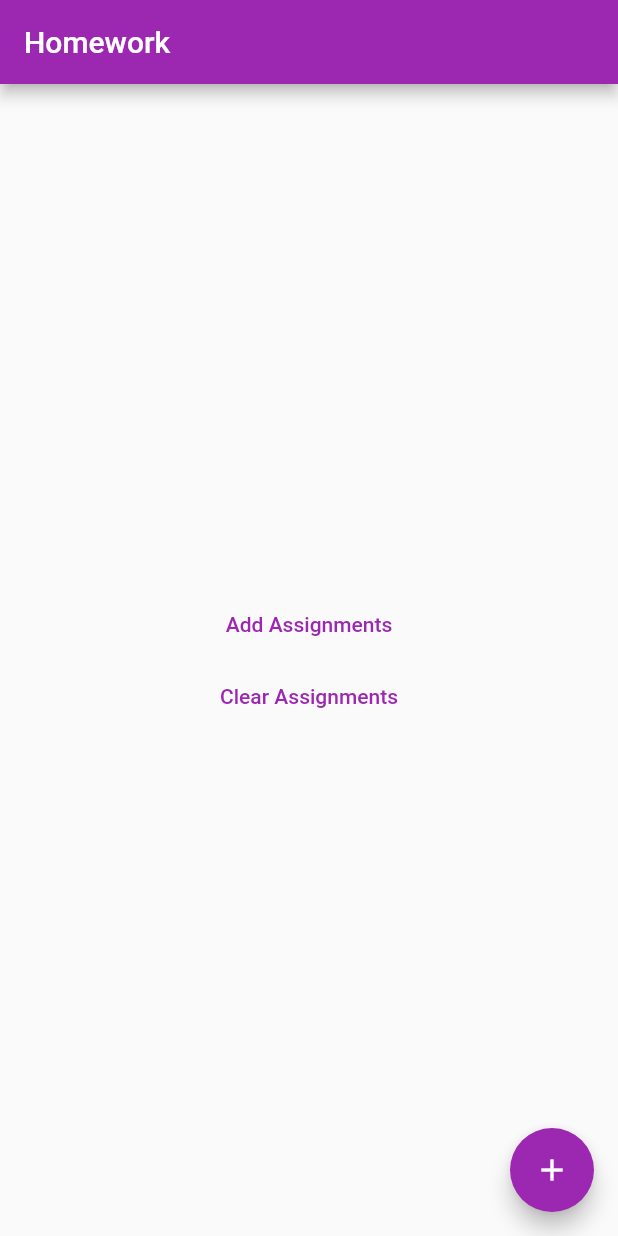
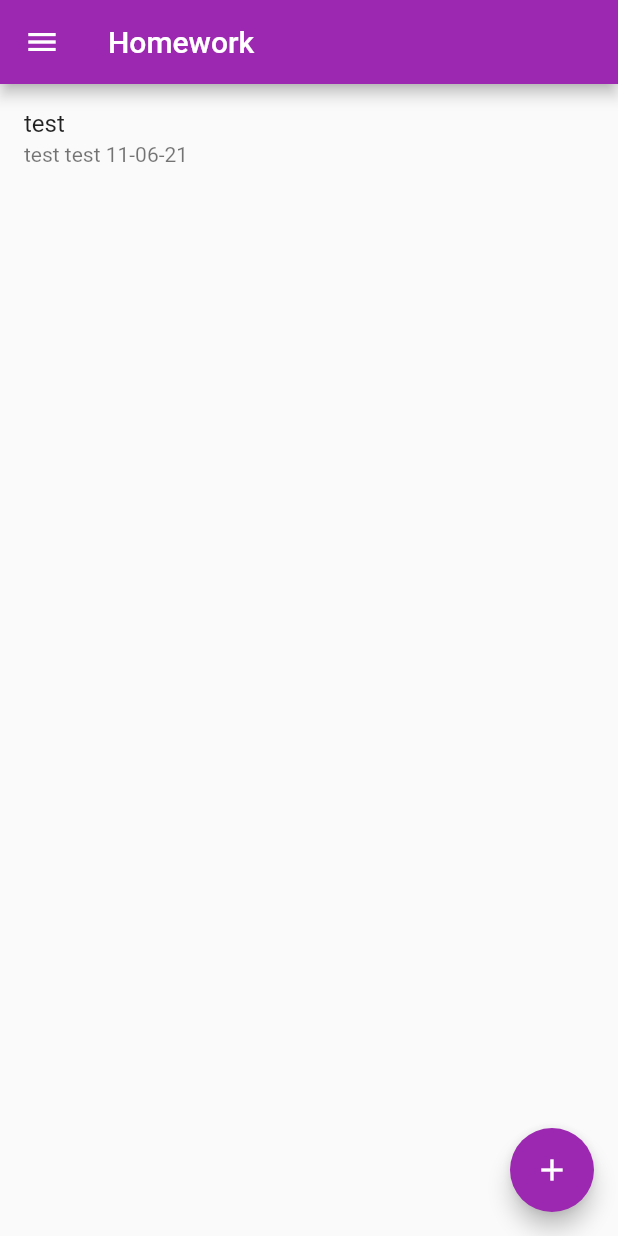
Before and after one commit to Drew-j-Smith/Study-Helper, a Flutter app: the screen it shows after launch, on a phone screen of 412 x 824 dp. Run offline on Flutter 3.47's test engine with Material 2 defaults, Android fonts, the phone set to English and light mode, and no system bars; our stand-ins replace email_validator, get_storage; missing offline and left inert: crypt.

Commit message:
Add hamburger menu and start building list

```diff
--- a/study_helper_frontend/lib/main.dart
+++ b/study_helper_frontend/lib/main.dart
@@ -108,39 +108,53 @@ class _AssignmentPageState extends State<AssignmentPage> {
       appBar: AppBar(
         title: Text(widget.title),
       ),
-      body: Column(
-        mainAxisAlignment: MainAxisAlignment.center,
-        children: [
-          Center(
-            child: Container(),
+      body: ListView.builder(
+          itemCount: _assignments.length,
+          itemBuilder: (context, index) {
+            final item = AssignmentListItem(_assignments[index]);
+            return ListTile(
+              title: item.buildTitle(context),
+              subtitle: item.buildSubtitle(context),
+            );
+          }),
+      drawer: Drawer(
+        child: ListView(padding: EdgeInsets.zero, children: [
+          const DrawerHeader(
+              decoration: BoxDecoration(color: Colors.purple),
+              child: Center(
+                  child: Text('Study Helper',
+                      style: TextStyle(fontSize: 40, color: Colors.white)))),
+          ListTile(
+            title: const Text('Homework'),
+            onTap: () {
+              Navigator.pop(context);
+            },
           ),
-          TextButton(
-            onPressed: () {
-              final task = Assignment(
-                  name: 'test',
-                  course: 'test',
-                  date: DateTime.now(),
-                  type: 'test');
-
-              addAndStoreAssignment(task);
-            },
-            child: Text('Add Assignments'),
-          ),
-          TextButton(
-            onPressed: () {
-              clearAssignments();
-            },
-            child: Text('Clear Assignments'),
-          ),
-        ],
+          ListTile(
+              title: const Text('Login'),
+              onTap: () {
+                Navigator.push(
+                    context,
+                    MaterialPageRoute(
+                        builder: (context) => const LoginPage(title: 'Login')));
+              }),
+          ListTile(
+              title: const Text('Create Account'),
+              onTap: () {
+                Navigator.push(
+                    context,
+                    MaterialPageRoute(
+                        builder: (context) =>
+                            const CreateAccountPage(title: 'Create Account')));
+              }),
+        ]),
       ),
       floatingActionButton: FloatingActionButton(
         onPressed: () {
-          Navigator.push(
-              context,
-              MaterialPageRoute(
-                  builder: (context) =>
-                      const CreateAccountPage(title: 'Create Account')));
+          final task = Assignment(
+              name: 'test', course: 'test', date: DateTime.now(), type: 'test');
+
+          addAndStoreAssignment(task);
         },
         tooltip: 'Add Homework',
         child: const Icon(Icons.add),
@@ -161,8 +175,6 @@ class Assignment {
   final String name;
   final String course;
   final String type;
-
-  final DateFormat formatter = DateFormat('MM-dd-yy');
   final DateTime date;
 
   Assignment(
@@ -171,3 +183,15 @@ class Assignment {
       required this.date,
       required this.type});
 }
+
+class AssignmentListItem {
+  Assignment item;
+  final DateFormat formatter = DateFormat('MM-dd-yy');
+
+  AssignmentListItem(this.item);
+
+  Widget buildTitle(BuildContext context) => Text(item.name);
+
+  Widget buildSubtitle(BuildContext context) =>
+      Text(item.course + " " + item.type + " " + formatter.format(item.date));
+}
```
